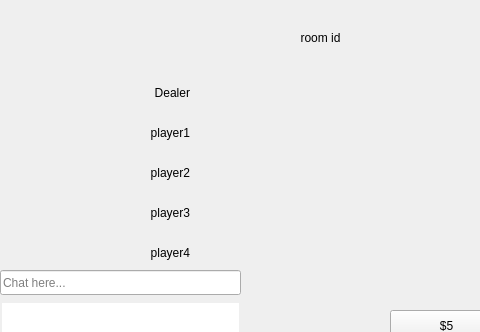
The window that blackjack-client/ui/game.ui (lehoangtran289/Blackjack) describes before a commit, drawn with Qt 5; both pictures show x 0 to 480 and y 0 to 332 of the 640 by 480 pixel window.
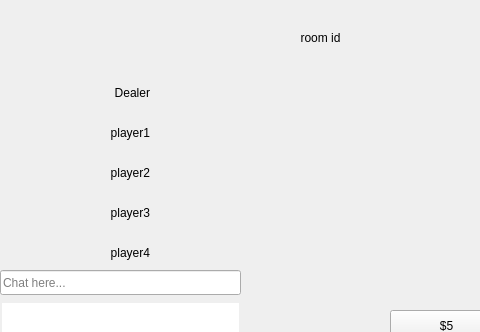
The same window after the commit.

Commit message: set up button function in game page

Diff of the .ui file:
```diff
--- a/blackjack-client/ui/game.ui
+++ b/blackjack-client/ui/game.ui
@@ -81,7 +81,7 @@
   <widget class="QLabel" name="player1_label">
    <property name="geometry">
     <rect>
-     <x>90</x>
+     <x>50</x>
      <y>120</y>
      <width>100</width>
      <height>25</height>
@@ -97,7 +97,7 @@
   <widget class="QLabel" name="plyer2_label">
    <property name="geometry">
     <rect>
-     <x>90</x>
+     <x>50</x>
      <y>160</y>
      <width>100</width>
      <height>25</height>
@@ -113,7 +113,7 @@
   <widget class="QLabel" name="player3_label">
    <property name="geometry">
     <rect>
-     <x>90</x>
+     <x>50</x>
      <y>200</y>
      <width>100</width>
      <height>25</height>
@@ -129,7 +129,7 @@
   <widget class="QLabel" name="player4_label">
    <property name="geometry">
     <rect>
-     <x>90</x>
+     <x>50</x>
      <y>240</y>
      <width>100</width>
      <height>25</height>
@@ -145,7 +145,7 @@
   <widget class="QLabel" name="dealer_label">
    <property name="geometry">
     <rect>
-     <x>90</x>
+     <x>50</x>
      <y>80</y>
      <width>100</width>
      <height>25</height>
```
Left out of the diff: 2 changed lines with no effect on the pictures. The commit also changes 19 other files.
